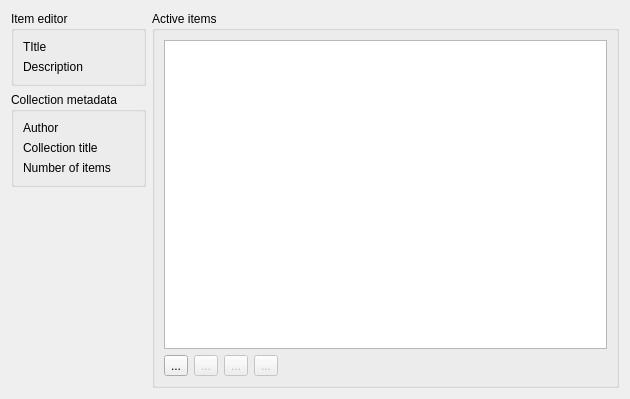
Before: the Qt Designer form src/templates/mlearning/basicmlearningeditor.ui in BuildmLearn/BuildmLearn-Toolkit, drawn with Qt 5.
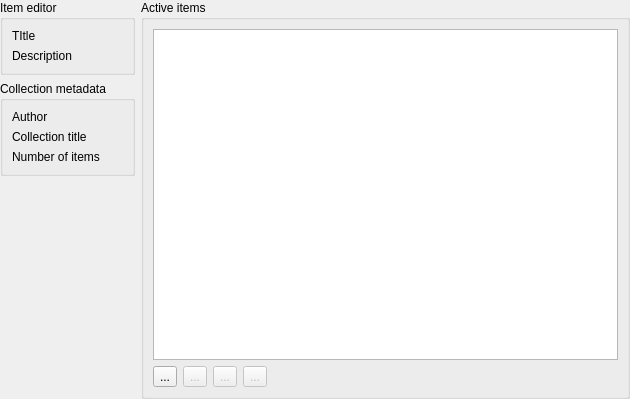
After: the same form once the commit is applied. Custom widgets are drawn as their Qt base class.

```diff
--- a/src/templates/mlearning/basicmlearningeditor.ui
+++ b/src/templates/mlearning/basicmlearningeditor.ui
@@ -14,6 +14,18 @@
    <string>Form</string>
   </property>
   <layout class="QGridLayout" name="gridLayout">
+   <property name="leftMargin">
+    <number>0</number>
+   </property>
+   <property name="topMargin">
+    <number>0</number>
+   </property>
+   <property name="rightMargin">
+    <number>0</number>
+   </property>
+   <property name="bottomMargin">
+    <number>0</number>
+   </property>
    <item row="0" column="0">
     <widget class="QGroupBox" name="m_groupItemEditor">
      <property name="title">
```
